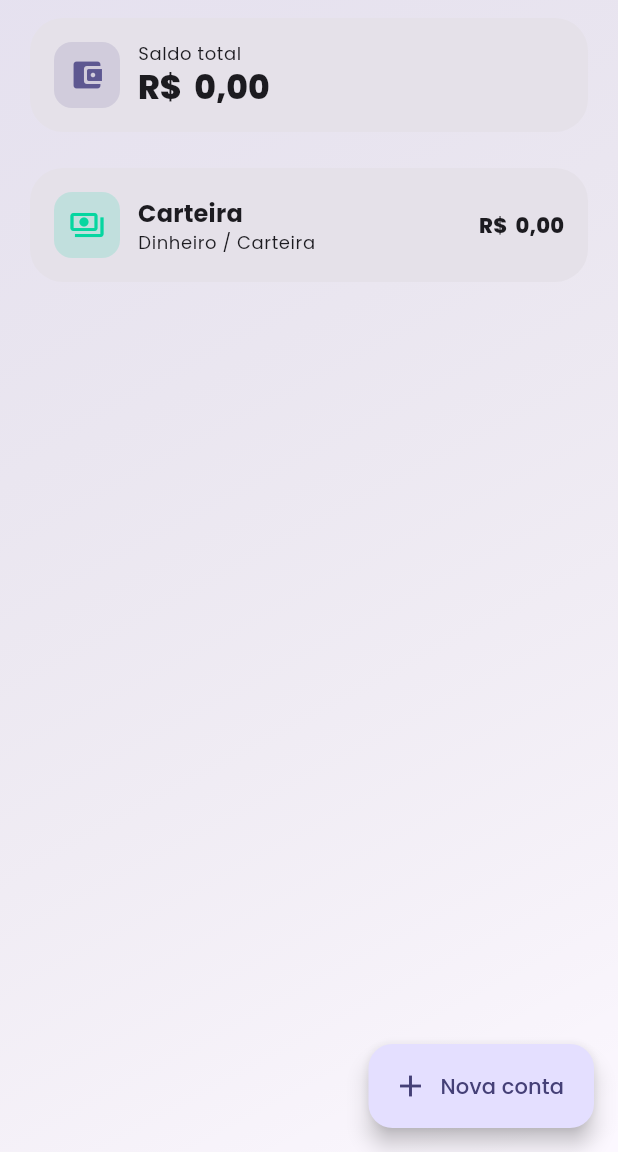
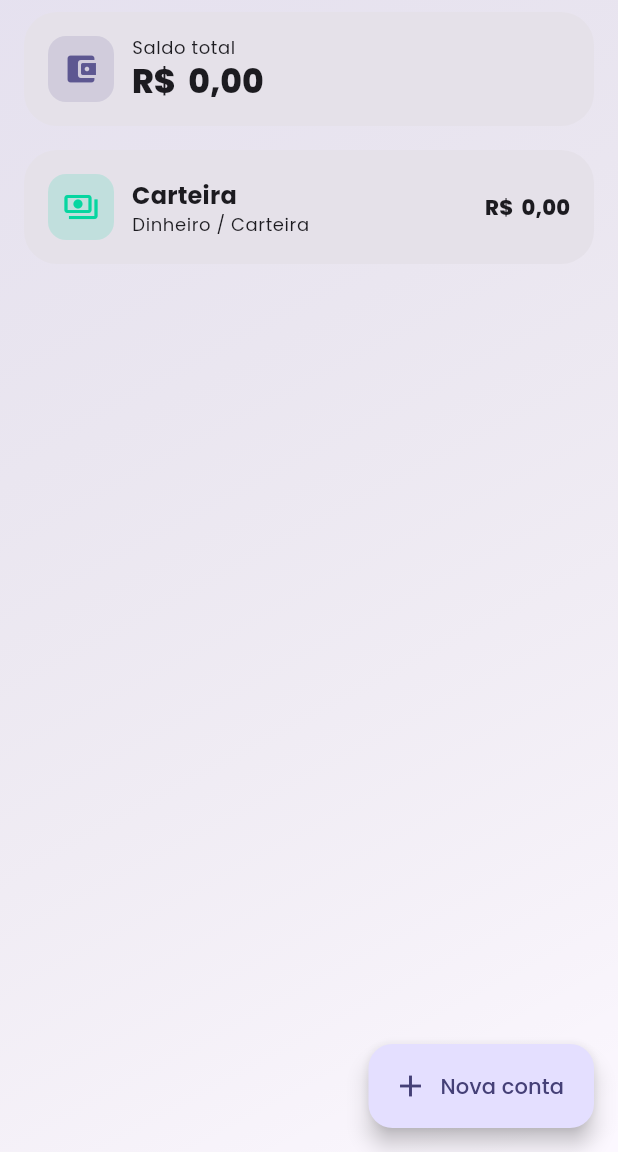
Before and after one commit to zmove-digital/zoom, a Flutter app: the AccountsScreen screen opened directly, on a phone screen of 412 x 824 dp, the part 84-1236 px from its top. Run offline on Flutter 3.47's test engine with Material 3 defaults, Android fonts, the phone set to English and light mode, and no system bars; our stand-ins replace audioplayers, file_picker, fl_chart, flutter_colorpicker, flutter_local_notifications, flutter_timezone and 5 more; missing offline and left inert: pointycastle.

Commit message:
ui: align goals card with dashboard content
Co-authored-by: Copilot App <223556219+Copilot@users.noreply.github.com>

```diff
--- a/lib/widgets/section_card.dart
+++ b/lib/widgets/section_card.dart
@@ -6,21 +6,18 @@ class SectionCard extends StatelessWidget {
   const SectionCard({
     required this.child,
     this.padding = const EdgeInsets.all(16),
-    this.margin = const EdgeInsets.all(4),
     this.onTap,
     super.key,
   });
 
   final Widget child;
   final EdgeInsetsGeometry padding;
-  final EdgeInsetsGeometry margin;
   final VoidCallback? onTap;
 
   @override
   Widget build(BuildContext context) {
     final Widget content = Padding(padding: padding, child: child);
     return Card(
-      margin: margin,
       child: InkWell(
         onTap: onTap,
         borderRadius: BorderRadius.circular(22),
```
Also changed, not shown: lib/screens/dashboard/dashboard_screen.dart (+7 -13 lines).
